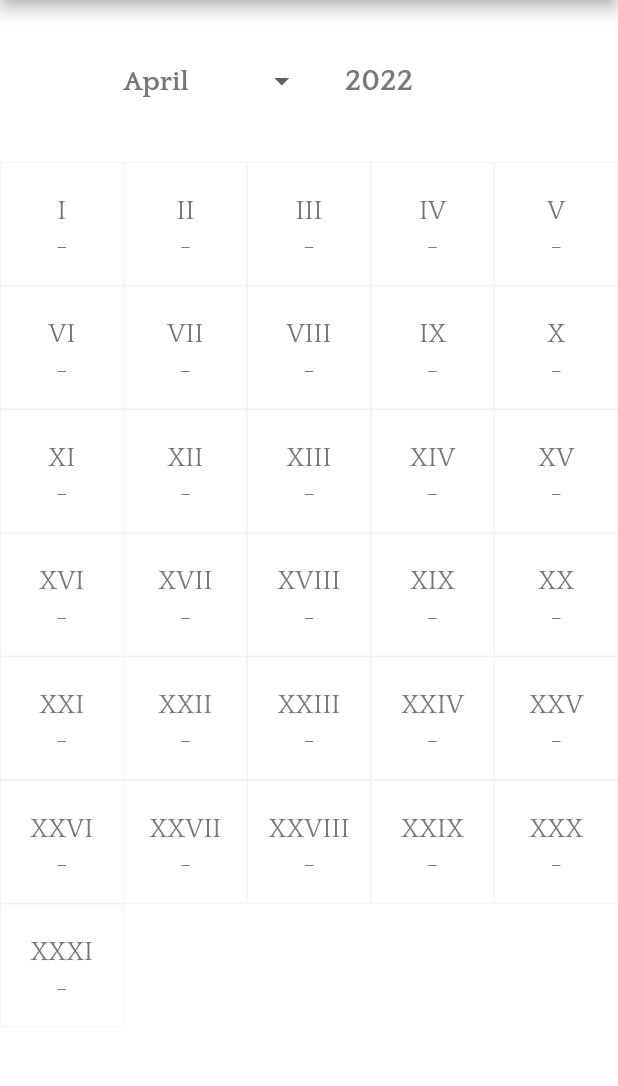
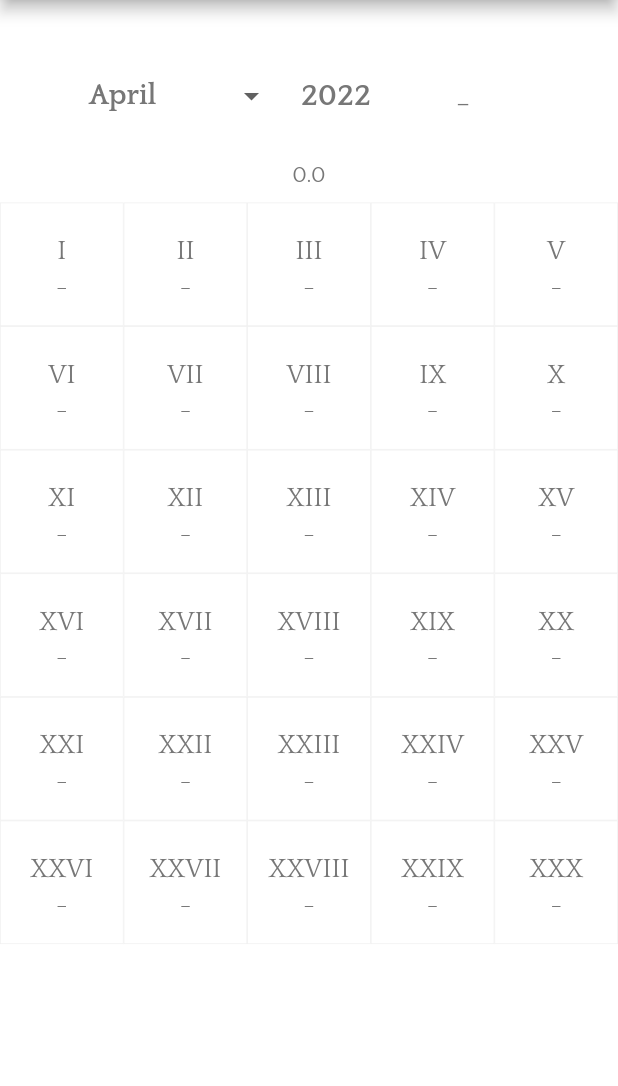
Before and after one commit to fulcrum6378/fortuna_flutter, a Flutter app: the screen it shows after launch, on a phone screen of 412 x 824 dp, the part 90-1176 px from its top. Run offline on Flutter 3.47's test engine with Material 2 defaults, Android fonts, the phone set to English and light mode, and no system bars.

```diff
--- a/lib/dict.dart
+++ b/lib/dict.dart
@@ -44,7 +44,7 @@ const gregorianMonths = [
   'December'
 ];
 
-const jalaliMonths = [
+/*const jalaliMonths = [
   'Farvardin',
   'Ordibehesht',
   'Khordad',
@@ -57,7 +57,7 @@ const jalaliMonths = [
   'Dey',
   'Bahman',
   'Esfand'
-];
+];*/
 
 const romanNumbers = [
   'I',
@@ -90,6 +90,5 @@ const romanNumbers = [
   'XXVIII',
   'XXIX',
   'XXX',
-  'XXXI',
-  'XXXII'
+  'XXXI'
 ];
--- a/lib/main.dart
+++ b/lib/main.dart
@@ -7,42 +7,41 @@ import 'package:flutter/material.dart';
 import 'package:flutter/services.dart';
 import 'package:path_provider/path_provider.dart';
 
+//import 'package:file_picker/file_picker.dart';
+//import 'package:share/share.dart';
+
 import 'dict.dart';
 import 'vita.dart';
 
 void main() {
-  const Color cp = Color(0xFF4CAF50),
-      cpd = Color(0xFF034C06),
-      cpw = Color(0x444CAF50),
-      cs = Color(0xFFF44336),
-      csd = Color(0xFF670D06),
-      cwd = Color(0x44FFFFFF);
   ThemeData theme = !Fortuna.night()
       ? ThemeData(
-          primaryColor: cp,
-          colorScheme: ThemeData()
-              .colorScheme
-              .copyWith(primary: cp, secondary: cpw, onPrimary: Colors.white),
-          textTheme: TextTheme(bodyText2: Fortuna.font(15, false)),
+          primaryColor: Fortuna.cp,
+          colorScheme: ThemeData().colorScheme.copyWith(
+              primary: Fortuna.cp,
+              secondary: Fortuna.cpw,
+              onPrimary: Colors.white),
+          textTheme: TextTheme(bodyText2: Fortuna.font(15, bold: false)),
           dialogTheme: DialogTheme(
-            titleTextStyle: Fortuna.font(20, true),
-            contentTextStyle: Fortuna.font(17, false),
+            titleTextStyle: Fortuna.font(20, bold: true),
+            contentTextStyle: Fortuna.font(17),
           ),
           scaffoldBackgroundColor: Colors.white,
-          splashColor: cpw, // 0x44F44336
+          splashColor: Fortuna.cpw, // 0x44F44336
         )
       : ThemeData(
-          primaryColor: cpd,
-          colorScheme: ThemeData.dark()
-              .colorScheme
-              .copyWith(primary: cpd, secondary: cwd, onPrimary: Colors.white),
+          primaryColor: Fortuna.cpd,
+          colorScheme: ThemeData.dark().colorScheme.copyWith(
+              primary: Fortuna.cpd,
+              secondary: Fortuna.cwd,
+              onPrimary: Colors.white),
           textTheme: TextTheme(bodyText2: Fortuna.font(15)),
           dialogTheme: DialogTheme(
-            titleTextStyle: Fortuna.font(20, true),
+            titleTextStyle: Fortuna.font(20, bold: true),
             contentTextStyle: Fortuna.font(17),
           ),
           scaffoldBackgroundColor: Colors.black,
-          splashColor: cwd,
+          splashColor: Fortuna.cwd,
         );
   // TODO: These values do NOT change when system night mode is changed!
 
@@ -67,18 +66,25 @@ class Fortuna extends StatelessWidget {
   static List<double?> emptyLuna() =>
       [for (var i = 1; i <= calendar.defPos() + 1; i++) null];
 
-  static thisLuna() => vita?[luna] ?? emptyLuna();
+  static List<double?> thisLuna() => vita?[luna] ?? emptyLuna();
 
   static bool night() =>
       WidgetsBinding.instance?.window.platformBrightness == Brightness.dark;
 
-  static TextStyle font(double size, [bool bold = false, Color? color]) =>
+  static TextStyle font(double size, {bool bold = false, Color? color}) =>
       TextStyle(
         color: color ?? Color(!Fortuna.night() ? 0xFF777777 : 0xFF670D06),
         fontFamily: 'Quattrocento',
         fontWeight: bold ? FontWeight.w800 : FontWeight.w400,
         fontSize: size,
       );
+
+  static const Color cp = Color(0xFF4CAF50),
+      cpd = Color(0xFF034C06),
+      cpw = Color(0x444CAF50),
+      cs = Color(0xFFF44336),
+      csd = Color(0xFF670D06),
+      cwd = Color(0x44FFFFFF);
 
   @override
   Widget build(BuildContext context) {
@@ -102,6 +108,7 @@ class Fortuna extends StatelessWidget {
               for (final v in rawLuna) newLuna.add(v);
               vita![key] = newLuna;
             });
+            Panel.id.currentState?.setState(() {});
             Grid.id.currentState?.setState(() {});
           });
         else
@@ -109,8 +116,8 @@ class Fortuna extends StatelessWidget {
       });
     });
 
-    TextStyle navStyle =
-        Fortuna.font(19, true, Theme.of(context).colorScheme.onPrimary);
+    TextStyle navStyle = Fortuna.font(19,
+        bold: true, color: Theme.of(context).colorScheme.onPrimary);
 
     return Scaffold(
       appBar: AppBar(
@@ -133,10 +140,9 @@ class Fortuna extends StatelessWidget {
             InkWell(
               onTap: () => showDialog<String>(
                 context: context,
-                barrierDismissible: false,
                 builder: (BuildContext context) => AlertDialog(
                   title: Text(s('navAverage')),
-                  content: const Text('1.54363'),
+                  content: Text(Fortuna.vita?.mean().toString() ?? ''),
                   actionsAlignment: MainAxisAlignment.start,
                   actions: <MaterialButton>[
                     MaterialButton(
@@ -156,7 +162,12 @@ class Fortuna extends StatelessWidget {
               ),
             ),
             InkWell(
-              onTap: () {},
+              onTap: null,
+              /*() {
+                if (stored != null)
+                  Share.shareFiles([stored!.path],
+                      text: 'fortuna', mimeTypes: ['application/json']);
+              }*/
               child: ListTile(
                 leading: Icon(Icons.import_export,
                     color: Theme.of(context).colorScheme.onPrimary),
@@ -164,7 +175,16 @@ class Fortuna extends StatelessWidget {
               ),
             ),
             InkWell(
-              onTap: () {},
+              onTap: null,
+              /*() {
+                FilePicker.platform
+                    .pickFiles(allowedExtensions: ['json']).then((result) {
+                  if (result == null) return;
+                  File(result.files.single.path!).readAsString().then((value) {
+                    jsonDecode(value);
+                  });
+                });
+              }*/
               child: ListTile(
                 leading: Icon(Icons.import_export,
                     color: Theme.of(context).colorScheme.onPrimary),
@@ -193,14 +213,18 @@ class Panel extends StatefulWidget {
 class PanelState extends State<Panel> {
   @override
   Widget build(BuildContext context) {
-    return Padding(
-      padding: const EdgeInsets.symmetric(vertical: 30),
+    return Column(
+      children: [
+        Padding(
+          padding: const EdgeInsets.only(top: 40, bottom: 20),
           child: Row(
             mainAxisAlignment: MainAxisAlignment.center,
             children: [
               DropdownButtonHideUnderline(
                 child: DropdownButton<int>(
-              items: [for (var i = 1; i <= 12; i++) i] // change 12 in Hebrew
+                  items: [
+                    for (var i = 1; i <= 12; i++) i
+                  ] // change 12 in Hebrew
                       .map<DropdownMenuItem<int>>(
                           (int value) => DropdownMenuItem<int>(
                                 value: value,
@@ -213,19 +237,19 @@ class PanelState extends State<Panel> {
                     Panel.luna = i!;
                     valuesChanged();
                   },
-              style: Fortuna.font(18.5, true),
+                  style: Fortuna.font(19, bold: true),
                 ),
               ),
-          const SizedBox(width: 30),
+              const SizedBox(width: 21),
               SizedBox(
-            width: 100,
+                width: 54,
                 child: TextFormField(
                   initialValue: Panel.annus,
                   maxLength: 4,
                   maxLines: 1,
                   textAlign: TextAlign.left,
                   keyboardType: TextInputType.number,
-              style: Fortuna.font(19.5, true),
+                  style: Fortuna.font(20, bold: true),
                   decoration: InputDecoration(
                     counterText: "",
                     border: InputBorder.none,
@@ -237,8 +261,28 @@ class PanelState extends State<Panel> {
                   },
                 ),
               ),
+              const SizedBox(width: 10),
+              MaterialButton(
+                child: Text(
+                  Fortuna.thisLuna()[Fortuna.calendar.defPos()].showScore(),
+                  style: Fortuna.font(16),
+                ),
+                onPressed: () {
+                  Fortuna.thisLuna()
+                      .changeVar(context, Fortuna.calendar.defPos());
+                },
+              ),
             ],
           ),
+        ),
+        Padding(
+          padding: const EdgeInsets.only(bottom: 10),
+          child: Text(
+            Fortuna.thisLuna().mean(Fortuna.calendar).toString(),
+            style: Fortuna.font(15),
+          ),
+        ),
+      ],
     );
   }
 
@@ -268,26 +312,35 @@ class GridState extends State<Grid> {
 
   @override
   Widget build(BuildContext context) {
-    //DateTime now = DateTime.now();
-    List<int> days = [];
-
-    for (var i = 0; i < 31; i++) {
-      days.add(i);
-    }
-
     return GridView.count(
       physics: const NeverScrollableScrollPhysics(),
       shrinkWrap: true,
       crossAxisCount: 5,
-      children: days.map((i) {
+      children:
+          [for (var i = 0; i < Fortuna.calendar.lunaMaxima(); i++) i].map((i) {
         double? score = getLuna()[i] ?? getLuna().getDefault();
         bool isEstimated =
             getLuna()[i] == null && getLuna().getDefault() != null;
+
+        Color bg, tc;
+        if (score != null && score > 0) {
+          tc = Theme.of(context).colorScheme.onPrimary;
+          bg = Fortuna.cp
+              .withAlpha(((score / ScoreUtils.MAX_RANGE) * 256).toInt() - 1);
+        } else if (score != null && score < 0) {
+          tc = Theme.of(context).colorScheme.onPrimary;
+          bg = Fortuna.cs
+              .withAlpha(((-score / ScoreUtils.MAX_RANGE) * 256).toInt() - 1);
+        } else {
+          tc = Theme.of(context).textTheme.bodyText2!.color!;
+          bg = Colors.transparent;
+        }
 
         return InkWell(
           onTap: () => getLuna().changeVar(context, i),
           child: Container(
             decoration: BoxDecoration(
+                color: bg,
                 border: Border.all(
                     width: 0.5,
                     color: !Fortuna.night()
@@ -296,11 +349,11 @@ class GridState extends State<Grid> {
             child: Column(
               mainAxisAlignment: MainAxisAlignment.center,
               children: [
-                Text(romanNumbers[i], style: Fortuna.font(18)),
+                Text(romanNumbers[i], style: Fortuna.font(18, color: tc)),
                 const SizedBox(height: 3),
                 Text(
                   (isEstimated ? "c. " : "") + score.showScore(),
-                  style: Fortuna.font(13),
+                  style: Fortuna.font(13, color: tc),
                 ),
               ],
             ),
--- a/pubspec.yaml
+++ b/pubspec.yaml
@@ -1,7 +1,7 @@
 name: fortuna
 description: An application of the Hedonist philosophy.
 publish_to: 'none'
-version: 1.0.0
+version: 1.3.0
 environment:
   sdk: ">=2.16.0 <3.0.0"
 
@@ -10,8 +10,10 @@ dependencies:
     sdk: flutter
 
 dev_dependencies:
-  time_machine: ^0.9.17
+  #time_machine: ^0.9.17
   path_provider: ^2.0.9
+  #share: ^2.0.4
+  #file_picker: ^4.5.1
 
 flutter:
   uses-material-design: true
```
Also changed, not shown: lib/vita.dart (+43 -4 lines), pubspec.lock, 1 other file. Lines whose indentation alone changed are shown as unchanged.
